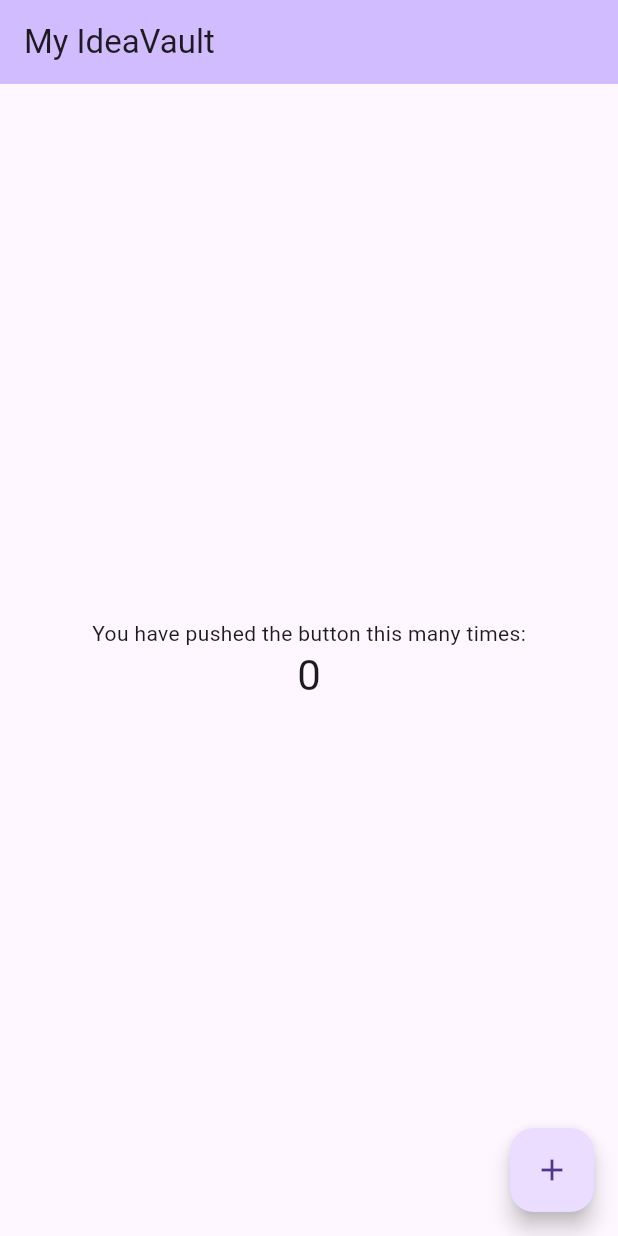
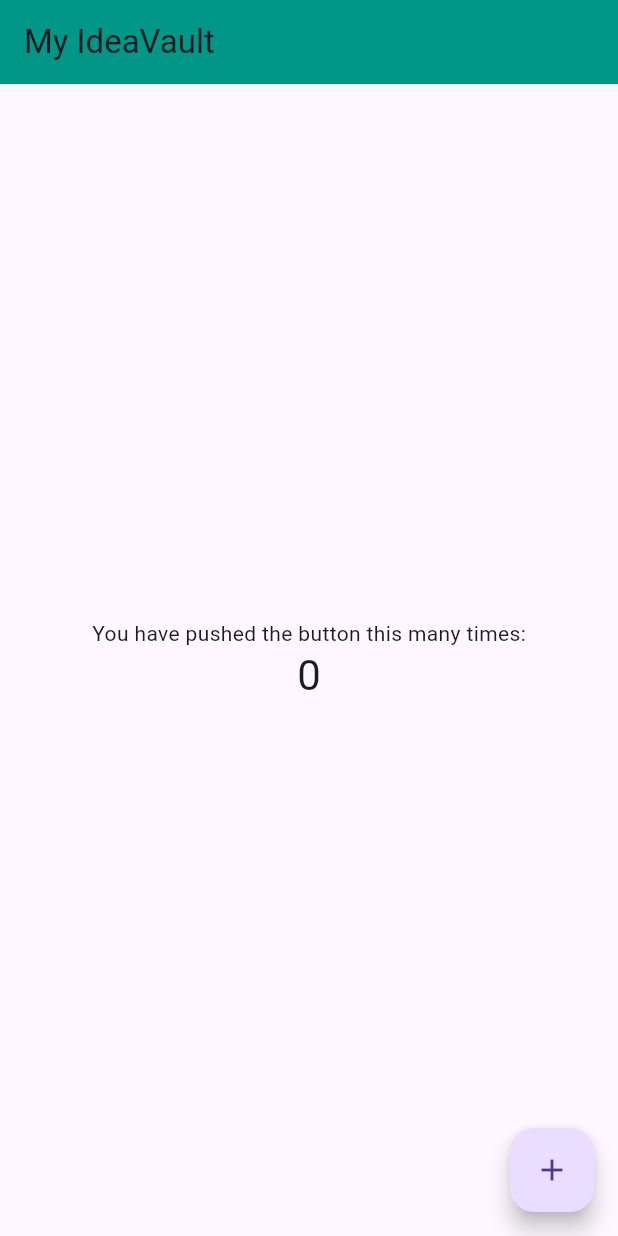
Before and after one commit to Veeqy/ideavault, a Flutter app: the screen it shows after launch, on a phone screen of 412 x 824 dp. Run offline on Flutter 3.47's test engine with Material 3 defaults, Android fonts, the phone set to English and light mode, and no system bars.

Commit message:
Style: Update appbar color

```diff
--- a/ideavault/lib/main.dart
+++ /dev/null
@@ -1,122 +0,0 @@
-import 'package:flutter/material.dart';
-
-void main() {
-  runApp(const MyApp());
-}
-
-class MyApp extends StatelessWidget {
-  const MyApp({super.key});
-
-  // This widget is the root of your application.
-  @override
-  Widget build(BuildContext context) {
-    return MaterialApp(
-      title: 'Flutter Demo',
-      theme: ThemeData(
-        // This is the theme of your application.
-        //
-        // TRY THIS: Try running your application with "flutter run". You'll see
-        // the application has a purple toolbar. Then, without quitting the app,
-        // try changing the seedColor in the colorScheme below to Colors.green
-        // and then invoke "hot reload" (save your changes or press the "hot
-        // reload" button in a Flutter-supported IDE, or press "r" if you used
-        // the command line to start the app).
-        //
-        // Notice that the counter didn't reset back to zero; the application
-        // state is not lost during the reload. To reset the state, use hot
-        // restart instead.
-        //
-        // This works for code too, not just values: Most code changes can be
-        // tested with just a hot reload.
-        primarySwatch: Colors.orange,
-      ),
-      home: const MyHomePage(title: 'Flutter Demo Home Page'),
-    );
-  }
-}
-
-class MyHomePage extends StatefulWidget {
-  const MyHomePage({super.key, required this.title});
-
-  // This widget is the home page of your application. It is stateful, meaning
-  // that it has a State object (defined below) that contains fields that affect
-  // how it looks.
-
-  // This class is the configuration for the state. It holds the values (in this
-  // case the title) provided by the parent (in this case the App widget) and
-  // used by the build method of the State. Fields in a Widget subclass are
-  // always marked "final".
-
-  final String title;
-
-  @override
-  State<MyHomePage> createState() => _MyHomePageState();
-}
-
-class _MyHomePageState extends State<MyHomePage> {
-  int _counter = 0;
-
-  void _incrementCounter() {
-    setState(() {
-      // This call to setState tells the Flutter framework that something has
-      // changed in this State, which causes it to rerun the build method below
-      // so that the display can reflect the updated values. If we changed
-      // _counter without calling setState(), then the build method would not be
-      // called again, and so nothing would appear to happen.
-      _counter++;
-    });
-  }
-
-  @override
-  Widget build(BuildContext context) {
-    // This method is rerun every time setState is called, for instance as done
-    // by the _incrementCounter method above.
-    //
-    // The Flutter framework has been optimized to make rerunning build methods
-    // fast, so that you can just rebuild anything that needs updating rather
-    // than having to individually change instances of widgets.
-    return Scaffold(
-      appBar: AppBar(
-        // TRY THIS: Try changing the color here to a specific color (to
-        // Colors.amber, perhaps?) and trigger a hot reload to see the AppBar
-        // change color while the other colors stay the same.
-        backgroundColor: Theme.of(context).colorScheme.inversePrimary,
-        // Here we take the value from the MyHomePage object that was created by
-        // the App.build method, and use it to set our appbar title.
-        title: Text(widget.title),
-      ),
-      body: Center(
-        // Center is a layout widget. It takes a single child and positions it
-        // in the middle of the parent.
-        child: Column(
-          // Column is also a layout widget. It takes a list of children and
-          // arranges them vertically. By default, it sizes itself to fit its
-          // children horizontally, and tries to be as tall as its parent.
-          //
-          // Column has various properties to control how it sizes itself and
-          // how it positions its children. Here we use mainAxisAlignment to
-          // center the children vertically; the main axis here is the vertical
-          // axis because Columns are vertical (the cross axis would be
-          // horizontal).
-          //
-          // TRY THIS: Invoke "debug painting" (choose the "Toggle Debug Paint"
-          // action in the IDE, or press "p" in the console), to see the
-          // wireframe for each widget.
-          mainAxisAlignment: MainAxisAlignment.center,
-          children: <Widget>[
-            const Text('You have pushed the button this many times:'),
-            Text(
-              '$_counter',
-              style: Theme.of(context).textTheme.headlineMedium,
-            ),
-          ],
-        ),
-      ),
-      floatingActionButton: FloatingActionButton(
-        onPressed: _incrementCounter,
-        tooltip: 'Increment',
-        child: const Icon(Icons.add),
-      ), // This trailing comma makes auto-formatting nicer for build methods.
-    );
-  }
-}
--- a/lib/main.dart
+++ b/lib/main.dart
@@ -80,7 +80,7 @@ class _MyHomePageState extends State<MyHomePage> {
         // TRY THIS: Try changing the color here to a specific color (to
         // Colors.amber, perhaps?) and trigger a hot reload to see the AppBar
         // change color while the other colors stay the same.
-        backgroundColor: Theme.of(context).colorScheme.inversePrimary,
+        backgroundColor: Colors.teal,
         // Here we take the value from the MyHomePage object that was created by
         // the App.build method, and use it to set our appbar title.
         title: Text(widget.title),
```
